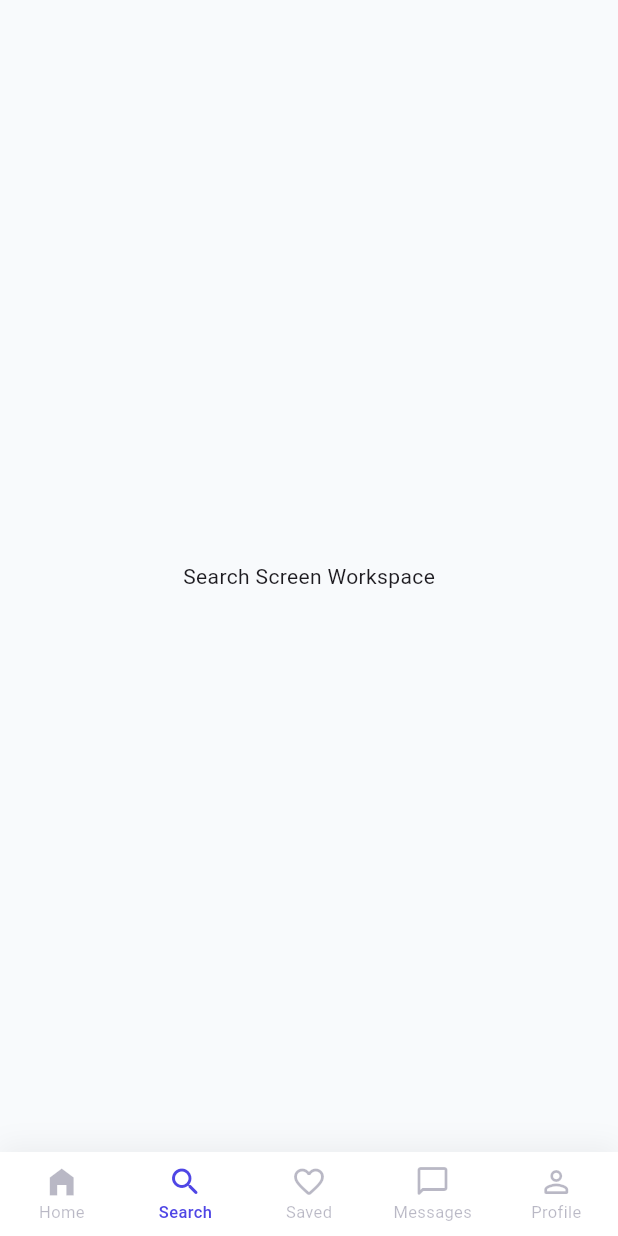
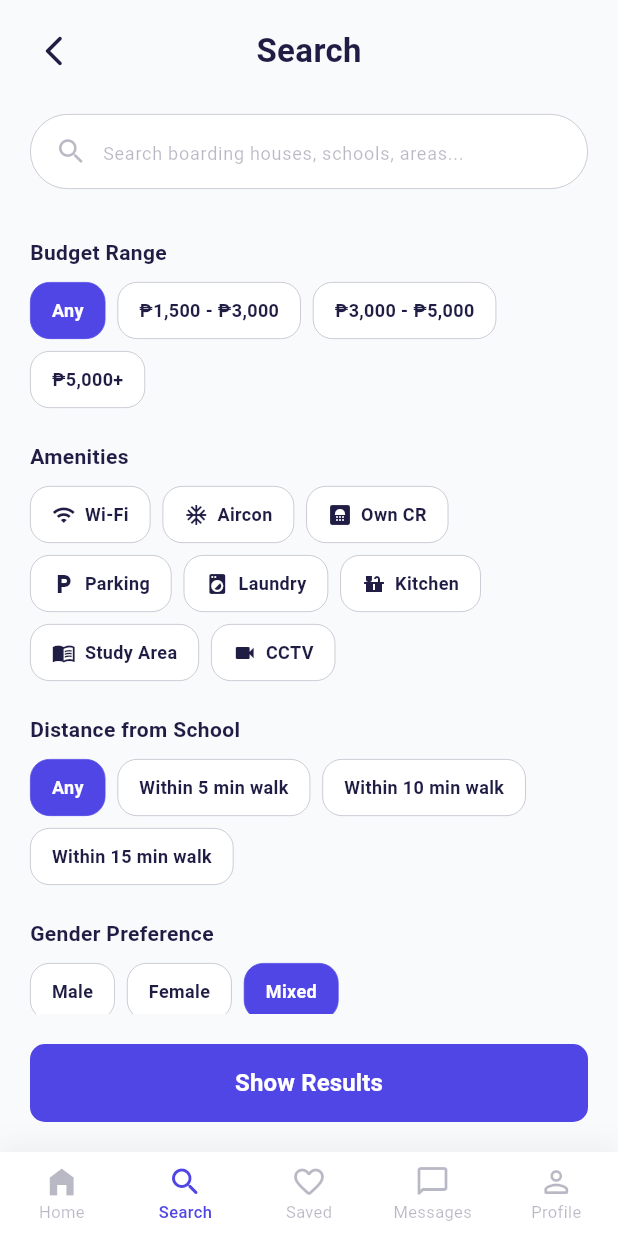
Before and after one commit to johancurato1-stack/BH-Finder-Main, a Flutter app: the MainNavigationWrapper screen opened directly, item 2 of the bottom bar chosen, on a phone screen of 412 x 824 dp. Run offline on Flutter 3.47's test engine with Material 3 defaults, Android fonts, the phone set to English and light mode, and no system bars; network calls fail.

Commit message:
Finished 2 screens! Search screen and results screen done!

```diff
--- a/lib/app.dart
+++ b/lib/app.dart
@@ -1,3 +1,4 @@
+import 'package:bh_finder/features/search/search_screen.dart';
 import 'package:flutter/material.dart';
 import 'package:bh_finder/core/theme/app_colors.dart';
 import 'package:bh_finder/features/splash/splash_screen.dart';
@@ -20,7 +21,7 @@ class App extends StatelessWidget {
   }
 }
 
-//!//!----------------------------------------------------------------------------------------------------------------- B O T T O M  N A V I G A T I O N  H O S T
+//!======================================================================================================================================== B O T T O M  N A V I G A T I O N  H O S T
 class MainNavigationWrapper extends StatefulWidget {
   const MainNavigationWrapper({super.key});
 
@@ -34,7 +35,7 @@ class _MainNavigationWrapperState extends State<MainNavigationWrapper> {
   //* View Screens
   final List<Widget> _screens = [
     const HomeScreen(),
-    const Scaffold(body: Center(child: Text('Search Screen Workspace'))),
+    const SearchScreen(),
     const Scaffold(body: Center(child: Text('Saved Screen Workspace'))),
     const MessagesScreen(),
     const Scaffold(body: Center(child: Text('Profile Screen Workspace'))),
@@ -49,7 +50,7 @@ class _MainNavigationWrapperState extends State<MainNavigationWrapper> {
           color: AppColors.white,
           boxShadow: [
             BoxShadow(
-              color: AppColors.black.withOpacity(0.05),
+              color: AppColors.black.withValues(alpha: 0.05),
               blurRadius: 15,
               offset: const Offset(0, -4),
             ),
--- a/lib/features/messages/widgets/chat_tile.dart
+++ b/lib/features/messages/widgets/chat_tile.dart
@@ -14,7 +14,7 @@ class ChatTile extends StatelessWidget {
       contentPadding: const EdgeInsets.symmetric(horizontal: 20, vertical: 6),
       leading: CircleAvatar(
         radius: 26,
-        backgroundColor: AppColors.tertiary.withOpacity(0.2),
+        backgroundColor: AppColors.tertiary.withValues(alpha: 0.2),
         backgroundImage: NetworkImage(chat.avatarUrl),
       ),
 
--- /dev/null
+++ b/lib/features/search/search_screen.dart
@@ -0,0 +1,274 @@
+import 'package:bh_finder/widgets/custom_button.dart';
+import 'package:flutter/material.dart';
+import 'package:bh_finder/core/theme/app_colors.dart';
+import 'package:bh_finder/features/search/widgets/filter_button.dart';
+import 'package:bh_finder/features/search/search_results_screen.dart';
+
+class SearchScreen extends StatefulWidget {
+  const SearchScreen({super.key});
+
+  @override
+  State<SearchScreen> createState() => _SearchScreenState();
+}
+
+class _SearchScreenState extends State<SearchScreen> {
+  final TextEditingController _searchController = TextEditingController();
+
+  //* State Trackers
+  String _selectedBudget = 'Any';
+  final List<String> _selectedAmenities = [];
+  String _selectedDistance = 'Any';
+  String _selectedGender = 'Mixed';
+  String _selectedStatus = 'Available';
+
+  //* Config Lists
+  final List<String> _budgets = [
+    'Any',
+    '₱1,500 - ₱3,000',
+    '₱3,000 - ₱5,000',
+    '₱5,000+',
+  ];
+
+  final List<Map<String, dynamic>> _amenities = [
+    {'label': 'Wi-Fi', 'icon': Icons.wifi},
+    {'label': 'Aircon', 'icon': Icons.ac_unit},
+    {'label': 'Own CR', 'icon': Icons.bathroom},
+    {'label': 'Parking', 'icon': Icons.local_parking},
+    {'label': 'Laundry', 'icon': Icons.local_laundry_service},
+    {'label': 'Kitchen', 'icon': Icons.countertops},
+    {'label': 'Study Area', 'icon': Icons.menu_book},
+    {'label': 'CCTV', 'icon': Icons.videocam},
+  ];
+
+  final List<String> _distances = [
+    'Any',
+    'Within 5 min walk',
+    'Within 10 min walk',
+    'Within 15 min walk',
+  ];
+  final List<String> _genders = ['Male', 'Female', 'Mixed'];
+
+  final List<Map<String, dynamic>> _statuses = [
+    {'label': 'Available', 'color': Colors.green},
+    {'label': 'Occupied', 'color': Colors.red},
+    {'label': 'Pending', 'color': Colors.amber},
+  ];
+
+  @override
+  Widget build(BuildContext context) {
+    return Scaffold(
+      backgroundColor: AppColors.background,
+      body: SafeArea(
+        child: Column(
+          children: [
+            //!======================================================================================================================================== H E A D E R
+            Padding(
+              padding: const EdgeInsets.symmetric(horizontal: 12, vertical: 10),
+              child: Row(
+                mainAxisAlignment: MainAxisAlignment.spaceBetween,
+
+                //* Back Icon
+                children: [
+                  IconButton(
+                    onPressed: () {
+                      print("Back pressed");
+                    },
+                    icon: const Icon(
+                      Icons.arrow_back_ios_new_rounded,
+                      color: AppColors.secondary,
+                      size: 24,
+                    ),
+                  ),
+
+                  //* Title
+                  const Text(
+                    'Search',
+                    style: TextStyle(
+                      fontSize: 22,
+                      fontWeight: FontWeight.w700,
+                      color: AppColors.secondary,
+                      fontFamily: 'Roboto',
+                    ),
+                  ),
+                  const SizedBox(width: 48),
+                ],
+              ),
+            ),
+
+            Expanded(
+              child: ListView(
+                padding: const EdgeInsets.fromLTRB(20, 8, 20, 20),
+
+                //!======================================================================================================================================== S E A R C H  B A R
+
+                //* Search Bar
+                children: [
+                  Container(
+                    height: 50,
+                    margin: const EdgeInsets.only(bottom: 10),
+                    decoration: BoxDecoration(
+                      color: AppColors.white,
+                      borderRadius: BorderRadius.circular(25),
+                      border: Border.all(
+                        color: AppColors.tertiary.withOpacity(0.3),
+                        width: 0.5,
+                      ),
+                    ),
+                    padding: const EdgeInsets.symmetric(horizontal: 16),
+                    child: Row(
+                      children: [
+                        const Icon(
+                          Icons.search,
+                          color: AppColors.tertiary,
+                          size: 22,
+                        ),
+                        const SizedBox(width: 10),
+                        Expanded(
+                          child: TextField(
+                            controller: _searchController,
+                            decoration: const InputDecoration(
+                              hintText:
+                                  'Search boarding houses, schools, areas...',
+                              hintStyle: TextStyle(
+                                color: AppColors.tertiary,
+                                fontSize: 12,
+                              ),
+                              border: InputBorder.none,
+                            ),
+                          ),
+                        ),
+                      ],
+                    ),
+                  ),
+
+                  //!======================================================================================================================================== F I L T E R S
+
+                  //* Budget Section
+                  _buildSectionTitle('Budget Range'),
+                  _buildStaticGrid(
+                    _budgets,
+                    _selectedBudget,
+                    (val) => setState(() => _selectedBudget = val),
+                  ),
+
+                  //* Amenities Section
+                  _buildSectionTitle('Amenities'),
+                  Wrap(
+                    spacing: 8,
+                    runSpacing: 8,
+                    children: _amenities.map((amenity) {
+                      final label = amenity['label'] as String;
+                      final isSelected = _selectedAmenities.contains(label);
+                      return FilterButton(
+                        label: label,
+                        icon: amenity['icon'] as IconData,
+                        isSelected: isSelected,
+                        onTap: () {
+                          setState(() {
+                            isSelected
+                                ? _selectedAmenities.remove(label)
+                                : _selectedAmenities.add(label);
+                          });
+                        },
+                      );
+                    }).toList(),
+                  ),
+
+                  //* Distance Section
+                  _buildSectionTitle('Distance from School'),
+                  _buildStaticGrid(
+                    _distances,
+                    _selectedDistance,
+                    (val) => setState(() => _selectedDistance = val),
+                  ),
+
+                  //* Gender Section
+                  _buildSectionTitle('Gender Preference'),
+                  _buildStaticGrid(
+                    _genders,
+                    _selectedGender,
+                    (val) => setState(() => _selectedGender = val),
+                  ),
+
+                  //* Room Status Section
+                  _buildSectionTitle('Room Status'),
+                  Wrap(
+                    spacing: 8,
+                    runSpacing: 8,
+                    children: _statuses.map((status) {
+                      final isSelected = _selectedStatus == status['label'];
+                      return FilterButton(
+                        label: status['label'],
+                        isSelected: isSelected,
+                        isStatusType: true,
+                        statusColor: status['color'],
+                        onTap: () =>
+                            setState(() => _selectedStatus = status['label']),
+                      );
+                    }).toList(),
+                  ),
+                  const SizedBox(height: 12),
+                ],
+              ),
+            ),
+
+            //!======================================================================================================================================== A P P L Y  B U T T O N
+            Padding(
+              padding: const EdgeInsets.all(20),
+              child: CustomButton(
+                text: 'Show Results',
+                onPressed: () {
+                  Navigator.push(
+                    context,
+                    MaterialPageRoute(
+                      builder: (context) => SearchResultsScreen(
+                        searchQuery: _searchController.text,
+                        budget: _selectedBudget,
+                        amenities: _selectedAmenities,
+                        distance: _selectedDistance,
+                        gender: _selectedGender,
+                        status: _selectedStatus,
+                      ),
+                    ),
+                  );
+                },
+              ),
+            ),
+          ],
+        ),
+      ),
+    );
+  }
+
+  Widget _buildSectionTitle(String title) {
+    return Padding(
+      padding: const EdgeInsets.only(top: 22, bottom: 10),
+      child: Text(
+        title,
+        style: const TextStyle(
+          fontSize: 14,
+          fontWeight: FontWeight.bold,
+          color: AppColors.secondary,
+        ),
+      ),
+    );
+  }
+
+  Widget _buildStaticGrid(
+    List<String> options,
+    String selectedValue,
+    Function(String) onSelect,
+  ) {
+    return Wrap(
+      spacing: 8,
+      runSpacing: 8,
+      children: options.map((option) {
+        return FilterButton(
+          label: option,
+          isSelected: selectedValue == option,
+          onTap: () => onSelect(option),
+        );
+      }).toList(),
+    );
+  }
+}
--- /dev/null
+++ b/lib/features/search/widgets/filter_button.dart
@@ -0,0 +1,82 @@
+import 'package:flutter/material.dart';
+import 'package:bh_finder/core/theme/app_colors.dart';
+
+class FilterButton extends StatelessWidget {
+  final String label;
+  final bool isSelected;
+  final VoidCallback onTap;
+  final IconData? icon;
+  final bool isStatusType;
+  final Color? statusColor;
+
+  const FilterButton({
+    super.key,
+    required this.label,
+    required this.isSelected,
+    required this.onTap,
+    this.icon,
+    this.isStatusType = false,
+    this.statusColor,
+  });
+
+  @override
+  Widget build(BuildContext context) {
+    return GestureDetector(
+      onTap: onTap,
+      child: AnimatedContainer(
+        duration: const Duration(milliseconds: 150),
+        padding: EdgeInsets.symmetric(horizontal: 14, vertical: 10),
+        decoration: BoxDecoration(
+          color: isSelected ? AppColors.primary : AppColors.white,
+          borderRadius: BorderRadius.circular(13),
+          border: Border.all(
+            color: isSelected
+                ? AppColors.primary
+                : AppColors.tertiary.withOpacity(0.3),
+            width: 0.5,
+          ),
+        ),
+        child: Row(
+          mainAxisSize: MainAxisSize.min,
+          children: [
+            if (isStatusType && statusColor != null) ...[
+              Container(
+                width: 14,
+                height: 14,
+                decoration: const BoxDecoration(
+                  color: AppColors.white,
+                  shape: BoxShape.circle,
+                ),
+                padding: const EdgeInsets.all(2.5),
+                child: Container(
+                  decoration: BoxDecoration(
+                    color: statusColor,
+                    shape: BoxShape.circle,
+                  ),
+                ),
+              ),
+              const SizedBox(width: 6),
+            ],
+            if (icon != null) ...[
+              Icon(
+                icon,
+                size: 16,
+                color: isSelected ? AppColors.white : AppColors.secondary,
+              ),
+              const SizedBox(width: 6),
+            ],
+            Text(
+              label,
+              style: TextStyle(
+                color: isSelected ? AppColors.white : AppColors.secondary,
+                fontWeight: FontWeight.w600,
+                fontSize: 12,
+                fontFamily: 'Roboto',
+              ),
+            ),
+          ],
+        ),
+      ),
+    );
+  }
+}
```
Also changed, not shown: lib/features/auth/login/login_screen.dart (+9 -9 lines), lib/features/auth/register/signup_screen.dart (+8 -8 lines), lib/features/home/home_screen.dart (+7 -7 lines), lib/features/home/widgets/room_card.dart (+12 -12 lines), lib/features/messages/messages_screen.dart (+13 -8 lines), lib/features/search/search_results_screen.dart (added, +139 -0 lines).
